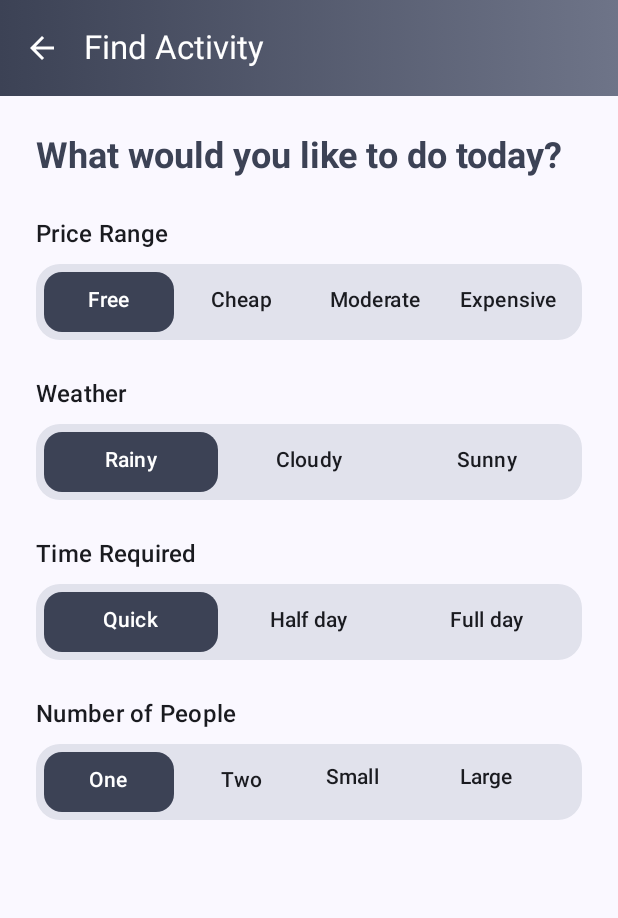
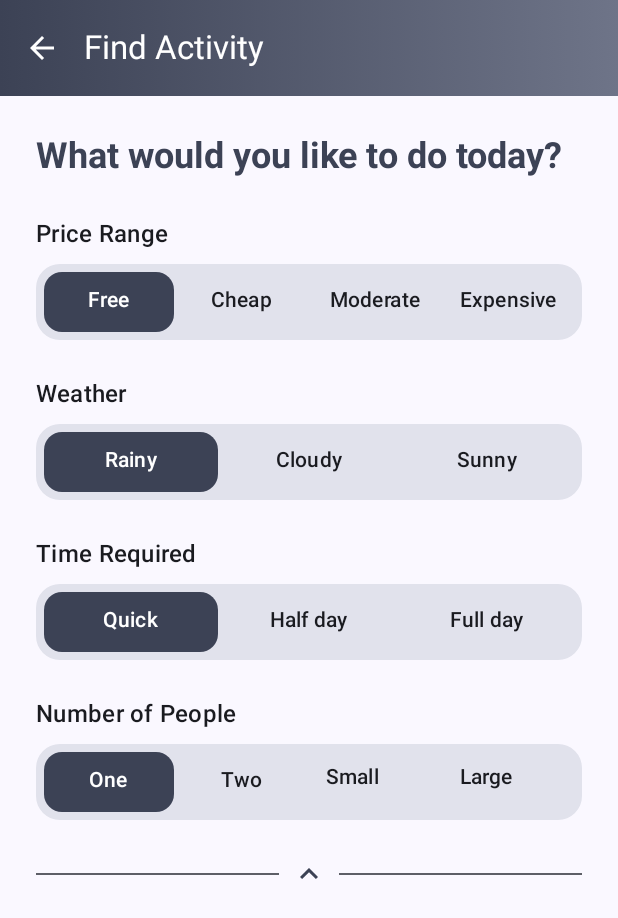
Before and after one commit to mattcolo01/WhatToDo, an Android app built with Jetpack Compose: the FindThingActivity screen opened directly, with no data from a screen before it, on a phone screen of 412 x 824 dp. Shown: the top 918 px of the screen. Run offline under Robolectric (Android 15) with nearby library versions, the phone set to English and light mode, and no system bars; our stand-ins replace Room's generated code.

Commit message:
add: disappearing filters

```diff
--- a/app/src/main/java/com/colombo/whattodo/FindThingActivity.kt
+++ b/app/src/main/java/com/colombo/whattodo/FindThingActivity.kt
@@ -4,7 +4,12 @@ import android.os.Bundle
 import androidx.activity.ComponentActivity
 import androidx.activity.compose.setContent
 import androidx.activity.viewModels
+import androidx.compose.animation.AnimatedVisibility
+import androidx.compose.animation.core.animateFloatAsState
+import androidx.compose.animation.fadeIn
+import androidx.compose.animation.fadeOut
 import androidx.compose.foundation.background
+import androidx.compose.foundation.clickable
 import androidx.compose.foundation.layout.Arrangement
 import androidx.compose.foundation.layout.Box
 import androidx.compose.foundation.layout.Column
@@ -22,6 +27,7 @@ import androidx.compose.foundation.verticalScroll
 import androidx.compose.material.icons.Icons
 import androidx.compose.material.icons.automirrored.filled.ArrowBack
 import androidx.compose.material.icons.filled.Delete
+import androidx.compose.material.icons.filled.KeyboardArrowDown
 import androidx.compose.material3.AlertDialog
 import androidx.compose.material3.Card
 import androidx.compose.material3.CardDefaults
@@ -44,6 +50,7 @@ import androidx.compose.runtime.remember
 import androidx.compose.runtime.setValue
 import androidx.compose.ui.Alignment
 import androidx.compose.ui.Modifier
+import androidx.compose.ui.draw.rotate
 import androidx.compose.ui.graphics.Brush
 import androidx.compose.ui.graphics.Color
 import androidx.compose.ui.layout.onGloballyPositioned
@@ -95,6 +102,8 @@ fun FindThingScreen(
 ) {
     var thingToDelete by remember { mutableStateOf<Thing?>(null) }
     val matchingThings by viewModel.matchingThings.collectAsState()
+    var filtersExpanded by remember { mutableStateOf(true) }
+    val arrowRotation by animateFloatAsState(if (filtersExpanded) 180f else 0f, label = "arrowRotation")
 
     // Delete confirmation dialog
     if (thingToDelete != null) {
@@ -166,13 +175,41 @@ fun FindThingScreen(
                     fontWeight = FontWeight.Bold,
                     color = MaterialTheme.colorScheme.secondary
                 )
-
-                ThingFilters (MaterialTheme.colorScheme.secondary) { priceRange, weather, timeRequired, peopleNumber ->
-                    viewModel.updateFilters(
-                        priceRange = priceRange,
-                        weatherRequirements = weather,
-                        timeRequired = timeRequired,
-                        peopleNumber = peopleNumber
+                if (filtersExpanded) {
+                    ThingFilters(MaterialTheme.colorScheme.secondary) { priceRange, weather, timeRequired, peopleNumber ->
+                        viewModel.updateFilters(
+                            priceRange = priceRange,
+                            weatherRequirements = weather,
+                            timeRequired = timeRequired,
+                            peopleNumber = peopleNumber
+                        )
+                    }
+                }
+                Row(
+                    modifier = Modifier
+                        .fillMaxWidth()
+                        .padding(top = 8.dp)
+                        .background(MaterialTheme.colorScheme.surfaceVariant)
+                        .padding(vertical = 4.dp)
+                        .align(Alignment.CenterHorizontally)
+                        .let { Modifier.clickable { filtersExpanded = !filtersExpanded } },
+                    verticalAlignment = Alignment.CenterVertically
+                ) {
+                    androidx.compose.material3.Divider(
+                        modifier = Modifier.weight(1f),
+                        color = MaterialTheme.colorScheme.outline
+                    )
+                    Icon(
+                        imageVector = Icons.Default.KeyboardArrowDown,
+                        contentDescription = if (filtersExpanded) stringResource(R.string.collapse) else stringResource(R.string.expand),
+                        modifier = Modifier
+                            .padding(horizontal = 8.dp)
+                            .rotate(arrowRotation),
+                        tint = MaterialTheme.colorScheme.secondary
+                    )
+                    androidx.compose.material3.Divider(
+                        modifier = Modifier.weight(1f),
+                        color = MaterialTheme.colorScheme.outline
                     )
                 }
             }
--- a/app/src/main/res/values/strings.xml
+++ b/app/src/main/res/values/strings.xml
@@ -46,4 +46,6 @@
     <string name="finish">Finish</string>
     <string name="close">Close</string>
     <string name="help">Help</string>
+    <string name="collapse">collapse</string>
+    <string name="expand">expand</string>
 </resources>
```
Also changed, not shown: 9 other files.
